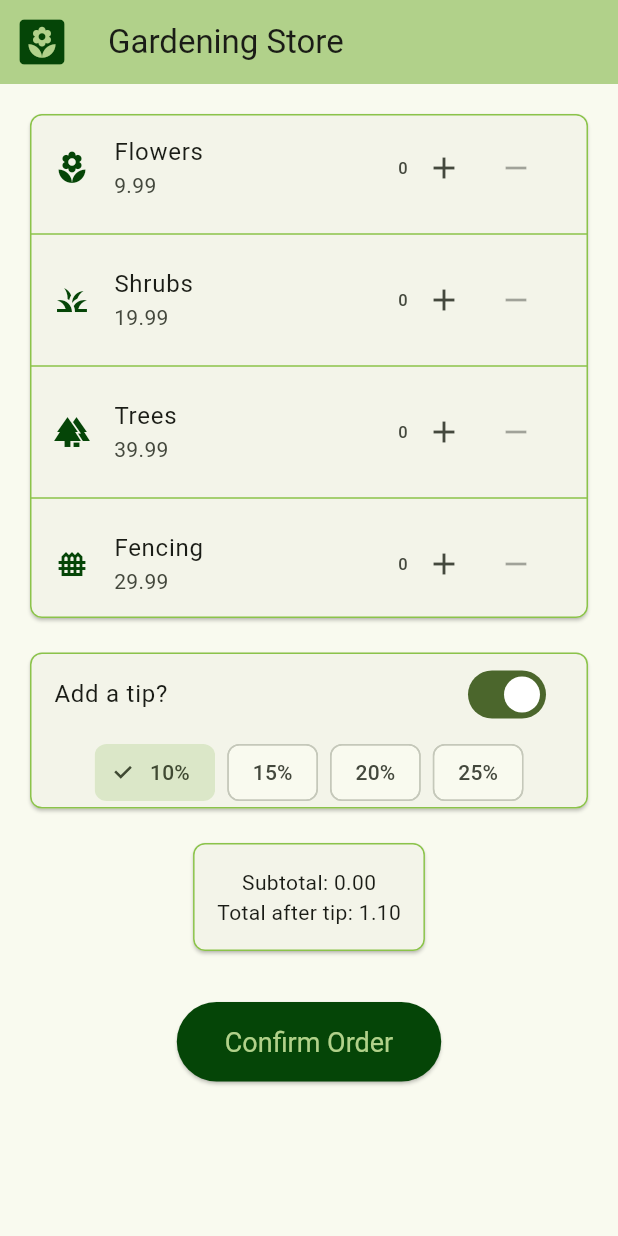
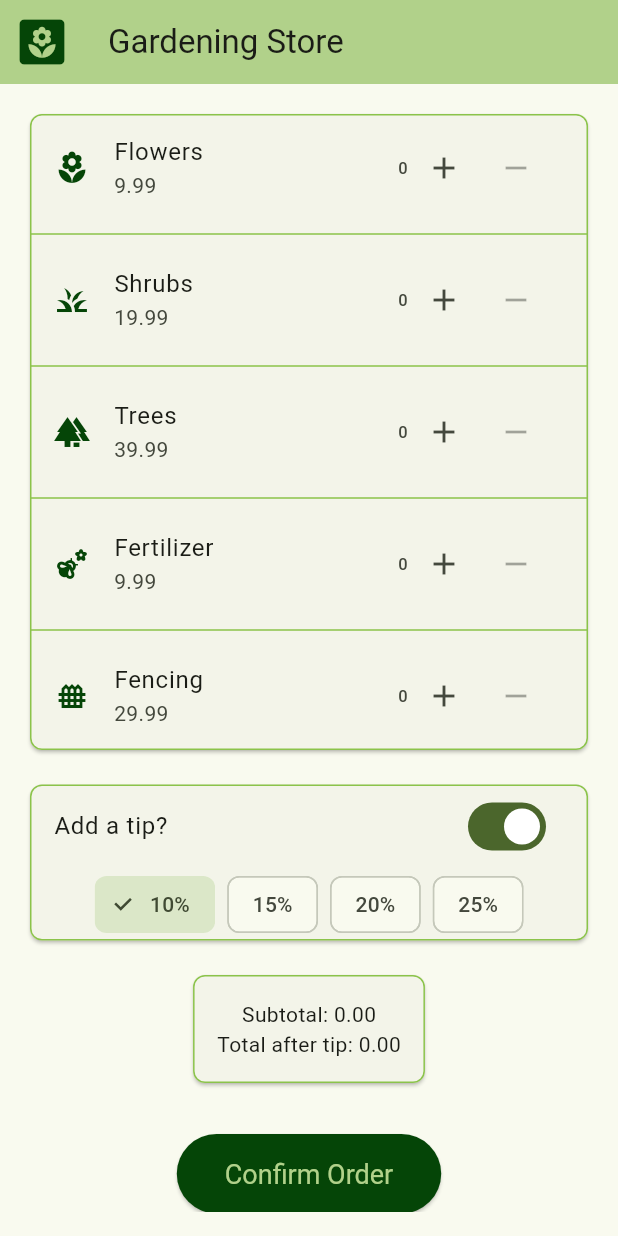
Before and after one commit to isabellahodge/InteractiveOrderingApp, a Flutter app: the screen it shows after launch, after a tap on "Add a tip?", on a phone screen of 412 x 824 dp. Run offline on Flutter 3.47's test engine with Material 3 defaults, Android fonts, the light colour scheme and no system bars.

Commit message:
clean up formatting, add new list item, fix logic errors

```diff
--- a/orderingapp/lib/main.dart
+++ b/orderingapp/lib/main.dart
@@ -1,17 +1,31 @@
 import 'package:flutter/material.dart';
 
+//Gardening Store Interactive Ordering App Program
 void main() {
   runApp(const MyApp());
 }
 
+//widget to display gardening item options
 class ListItem extends StatelessWidget {
   final IconData iconData;
   final String itemName;
   final double price;
   final int quantity;
+  //(!) new feature explored: used callbacks as a way to extend the
+  //scope of certain traits I needed to use in different widget classes.
+  //in this case I used it for tracking the addition or removal of an item's
+  //quantity to be used when calculating the total cost of a purchase.
   final VoidCallback onAdd;
   final VoidCallback onRemove;
-  const ListItem({super.key, required this.iconData, required this.itemName, required this.price, required this.quantity, required this.onAdd, required this.onRemove});
+  const ListItem({
+    super.key,
+    required this.iconData,
+    required this.itemName,
+    required this.price,
+    required this.quantity,
+    required this.onAdd,
+    required this.onRemove
+    });
 
   @override
   Widget build(BuildContext context) {
@@ -19,7 +33,7 @@ class ListItem extends StatelessWidget {
       leading: Icon(
         iconData,
         color: const Color.fromARGB(255, 5, 69, 7)
-        ),
+      ),
       title: Text(itemName),
       subtitle: Text(price.toString()),
       trailing: ActionItem(
@@ -31,6 +45,7 @@ class ListItem extends StatelessWidget {
   }
 }
 
+//widget to display the selection or deselection of an item
 class ActionItem extends StatelessWidget {
   final int counter;
   final VoidCallback onAdd;
@@ -45,16 +60,22 @@ class ActionItem extends StatelessWidget {
         Text("$counter"),
         IconButton(
           onPressed: onAdd,
-          icon: Icon(Icons.add)),
+          icon: Icon(Icons.add)
+        ),
         IconButton(
           onPressed: counter > 0 ? onRemove : null,
-          icon: Icon(Icons.remove)),
+          icon: Icon(Icons.remove)
+        ),
       ]
     );
   }
 }
 
+//conditional UI element
+//widget displaying tip amount chosen if tip toggle is on
 class TipSelector extends StatefulWidget {
+  //(!) new feature explored: another callback instance to track if
+  //tip toggle is on and tip percentage, used when calculating total cost.
   final void Function(bool addTip, int selectedTip) onTipChange;
   const TipSelector({super.key, required this.onTipChange});
 
@@ -78,7 +99,7 @@ class _TipSelectorState extends State<TipSelector> {
             setState(() {
               addTip = value;
             });
-            widget.onTipChange(addTip, selectedTip);
+            widget.onTipChange(value, selectedTip);
           }),
 
           if (addTip)
@@ -102,6 +123,7 @@ class _TipSelectorState extends State<TipSelector> {
   }
 }
 
+//widget to display the total price based on the user's selections
 class ViewTotal extends StatelessWidget {
   final double subtotal;
   final double total;
@@ -112,6 +134,7 @@ class ViewTotal extends StatelessWidget {
     return Column(
       children: [
         Card(
+          //(!) new styling feature explored: a border around the widget card
           shape: RoundedRectangleBorder(
             borderRadius: BorderRadius.circular(8),
             side: BorderSide(color: Colors.lightGreen, width: 1),
@@ -131,6 +154,7 @@ class ViewTotal extends StatelessWidget {
   }
 }
 
+//button widget displaying confirmation message when order submitted
 class ConfirmSelection extends StatelessWidget {
   const ConfirmSelection({super.key});
 
@@ -138,6 +162,7 @@ class ConfirmSelection extends StatelessWidget {
   Widget build(BuildContext context) {
     return Center(
       child: ElevatedButton(
+        //(!) new styling feature explored: modified button color and size
         style: ElevatedButton.styleFrom(
           backgroundColor: const Color.fromARGB(255, 5, 69, 7),
           foregroundColor: Theme.of(context).colorScheme.inversePrimary,
@@ -168,17 +193,16 @@ class ConfirmSelection extends StatelessWidget {
   }
 }
 
+//widget displaying app identifiers
 class MyApp extends StatelessWidget {
   const MyApp({super.key});
 
-  // This widget is the root of your application.
   @override
   Widget build(BuildContext context) {
     return MaterialApp(
-      title: 'Flutter Demo',
+      title: 'Flutter Interactive Ordering App',
       theme: ThemeData(
-        // This is the theme of your application.
-        colorScheme: .fromSeed(seedColor: Colors.lightGreen),
+        colorScheme: ColorScheme.fromSeed(seedColor: Colors.lightGreen),
       ),
       home: const MyHomePage(title: 'Gardening Store'),
 
@@ -186,6 +210,7 @@ class MyApp extends StatelessWidget {
   }
 }
 
+//widget to display cohesive main screen
 class MyHomePage extends StatefulWidget {
   const MyHomePage({super.key, required this.title});
 
@@ -198,14 +223,17 @@ class MyHomePage extends StatefulWidget {
 class _MyHomePageState extends State<MyHomePage> {
   bool tipIncluded = false;
   int tipAmount = 10;
+
+  //list of five order items
   final List gardenItems = [
     {'icon': Icons.local_florist, 'name': 'Flowers', 'price': 9.99, 'quantity': 0},
     {'icon': Icons.grass, 'name': 'Shrubs', 'price': 19.99, 'quantity': 0},
     {'icon': Icons.forest, 'name': 'Trees', 'price': 39.99, 'quantity': 0},
+    {'icon': Icons.emoji_nature, 'name': 'Fertilizer', 'price': 9.99, 'quantity': 0},
     {'icon': Icons.fence, 'name': 'Fencing', 'price': 29.99, 'quantity': 0},
   ];
 
-
+  //helpers for calculating total
   var subtotalPrice = (List gardenItems) {
     double subtotal = 0;
     for (var item in gardenItems) {
@@ -217,7 +245,7 @@ class _MyHomePageState extends State<MyHomePage> {
   var totalPrice = (double subtotal, bool tipIncluded, int tipAmount) {
     double total = subtotal;
     if (tipIncluded) {
-      total += 1 + (tipAmount / 100);
+      total *= (1 + tipAmount / 100);
     }
     return total;
   };
@@ -239,6 +267,7 @@ class _MyHomePageState extends State<MyHomePage> {
         child: ListView(
           children: [
             Card(
+              //(!) new styling feature explored: a border around the widget card
               shape: RoundedRectangleBorder(
                 borderRadius: BorderRadius.circular(8),
                 side: BorderSide(color: Colors.lightGreen, width: 1),
@@ -255,6 +284,7 @@ class _MyHomePageState extends State<MyHomePage> {
                       onRemove: () => setState(() => gardenItems[i]['quantity']--),
                     ),
                     if (i < gardenItems.length - 1)
+                      //(!) new styling feature explored: a divider between listed items
                       Divider(
                         color: Colors.lightGreen,
                         thickness: 1
@@ -263,9 +293,9 @@ class _MyHomePageState extends State<MyHomePage> {
                 ],
               ),
             ),
-            SizedBox(height: 15,
-            ),
+            SizedBox(height: 15),
             Card(
+              //(!) new styling feature explored: a border around the widget card
               shape: RoundedRectangleBorder(
                 borderRadius: BorderRadius.circular(8),
                 side: BorderSide(color: Colors.lightGreen, width: 1),
```
